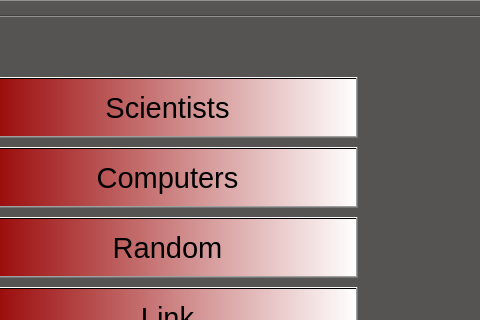
Above: EndurvinnslustöðATeam/Skil3/mainwindow.ui from trunti/verklegtn-m before the change; both pictures show x 133 to 613 and y 0 to 320 of the 613 by 519 pixel window. Below: the same form after it.
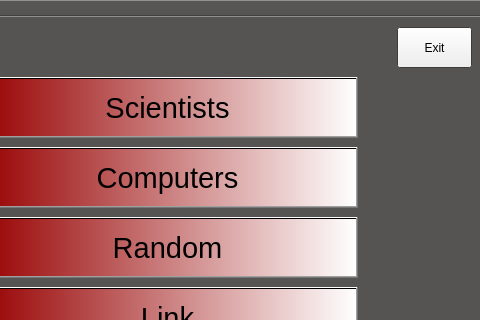
That is the form after the change. Icons and pictures are not drawn.

Commit message: Exit button

What changed in the file:
```diff
--- a/EndurvinnslustöðATeam/Skil3/mainwindow.ui
+++ b/EndurvinnslustöðATeam/Skil3/mainwindow.ui
@@ -212,6 +212,19 @@
      <string>By Andri, Bergvin, Einar, Garðar, Svanur</string>
     </property>
    </widget>
+   <widget class="QPushButton" name="pushButton">
+    <property name="geometry">
+     <rect>
+      <x>530</x>
+      <y>10</y>
+      <width>75</width>
+      <height>41</height>
+     </rect>
+    </property>
+    <property name="text">
+     <string>Exit</string>
+    </property>
+   </widget>
   </widget>
   <widget class="QMenuBar" name="menuBar">
    <property name="geometry">
```
The commit also changes 2 other files.
